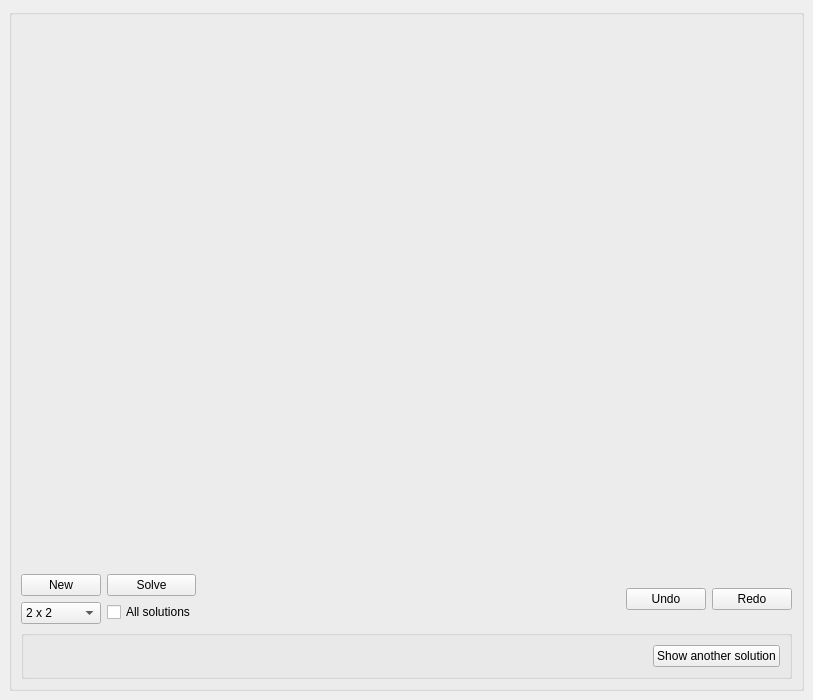
MericLuc/ecv-latinsquare, file src/mainwindow.ui: the form before one commit.
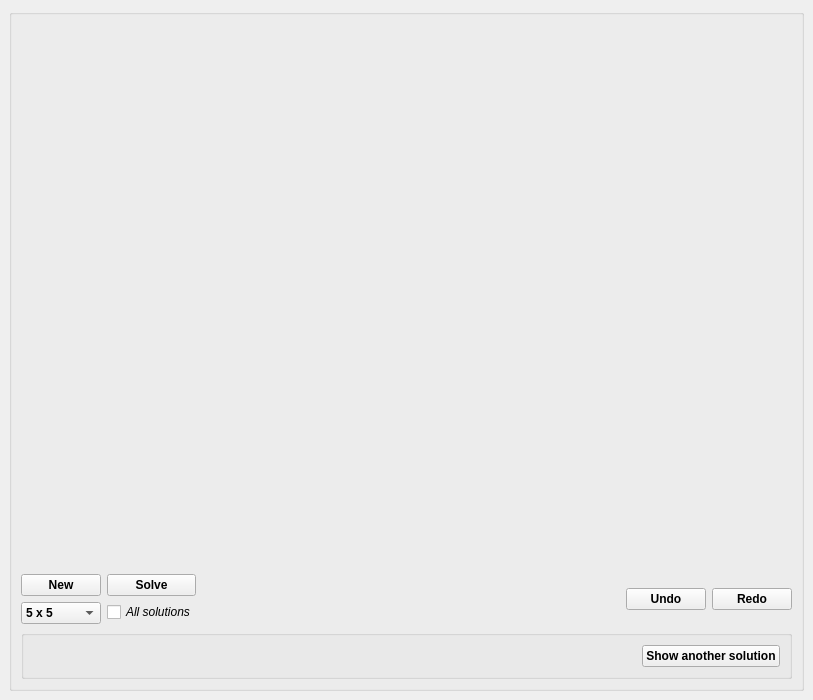
The form after the commit. Custom widgets are drawn as their Qt base class.

Commit message: [DEV]: Main logic and UI related devs

Patch:
```diff
--- a/src/mainwindow.ui
+++ b/src/mainwindow.ui
@@ -94,6 +94,13 @@
             <layout class="QVBoxLayout" name="verticalLayout">
              <item>
               <widget class="QPushButton" name="new_pb">
+               <property name="font">
+                <font>
+                 <family>Cantarell</family>
+                 <weight>75</weight>
+                 <bold>true</bold>
+                </font>
+               </property>
                <property name="text">
                 <string>New</string>
                </property>
@@ -101,6 +108,15 @@
              </item>
              <item>
               <widget class="QComboBox" name="size_cb">
+               <property name="font">
+                <font>
+                 <weight>75</weight>
+                 <bold>true</bold>
+                </font>
+               </property>
+               <property name="currentIndex">
+                <number>3</number>
+               </property>
                <item>
                 <property name="text">
                  <string>2 x 2</string>
@@ -149,13 +165,24 @@
             <layout class="QVBoxLayout" name="verticalLayout_2">
              <item>
               <widget class="QPushButton" name="solve_pb">
+               <property name="font">
+                <font>
+                 <weight>75</weight>
+                 <bold>true</bold>
+                </font>
+               </property>
                <property name="text">
                 <string>Solve</string>
                </property>
               </widget>
              </item>
              <item>
-              <widget class="QCheckBox" name="checkBox">
+              <widget class="QCheckBox" name="all_cb">
+               <property name="font">
+                <font>
+                 <italic>true</italic>
+                </font>
+               </property>
                <property name="text">
                 <string>All solutions</string>
                </property>
@@ -179,14 +206,26 @@
            <item>
             <layout class="QHBoxLayout" name="horizontalLayout">
              <item>
-              <widget class="QPushButton" name="pushButton">
+              <widget class="QPushButton" name="undo_cb">
+               <property name="font">
+                <font>
+                 <weight>75</weight>
+                 <bold>true</bold>
+                </font>
+               </property>
                <property name="text">
                 <string>Undo</string>
                </property>
               </widget>
              </item>
              <item>
-              <widget class="QPushButton" name="pushButton_2">
+              <widget class="QPushButton" name="redo_cb">
+               <property name="font">
+                <font>
+                 <weight>75</weight>
+                 <bold>true</bold>
+                </font>
+               </property>
                <property name="text">
                 <string>Redo</string>
                </property>
@@ -212,6 +251,11 @@
                   <verstretch>0</verstretch>
                  </sizepolicy>
                 </property>
+                <property name="font">
+                 <font>
+                  <italic>true</italic>
+                 </font>
+                </property>
                 <property name="text">
                  <string/>
                 </property>
@@ -225,6 +269,12 @@
                   <verstretch>0</verstretch>
                  </sizepolicy>
                 </property>
+                <property name="font">
+                 <font>
+                  <weight>75</weight>
+                  <bold>true</bold>
+                 </font>
+                </property>
                 <property name="text">
                  <string>Show another solution</string>
                 </property>
```
The commit also changes 1 other file.
